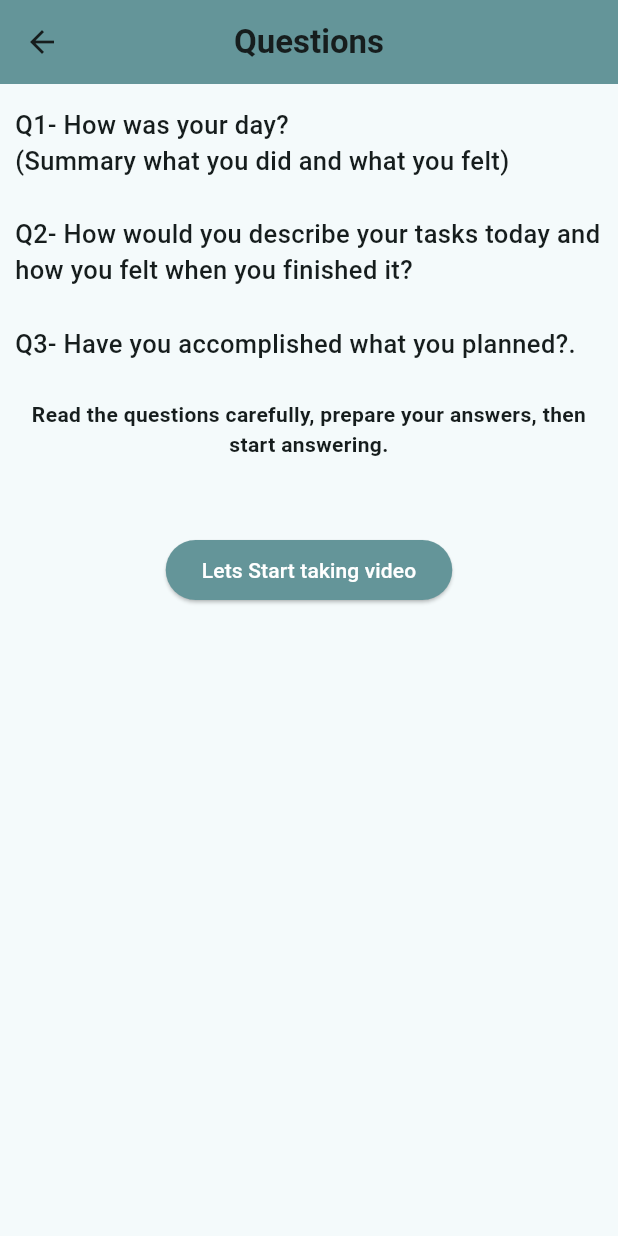
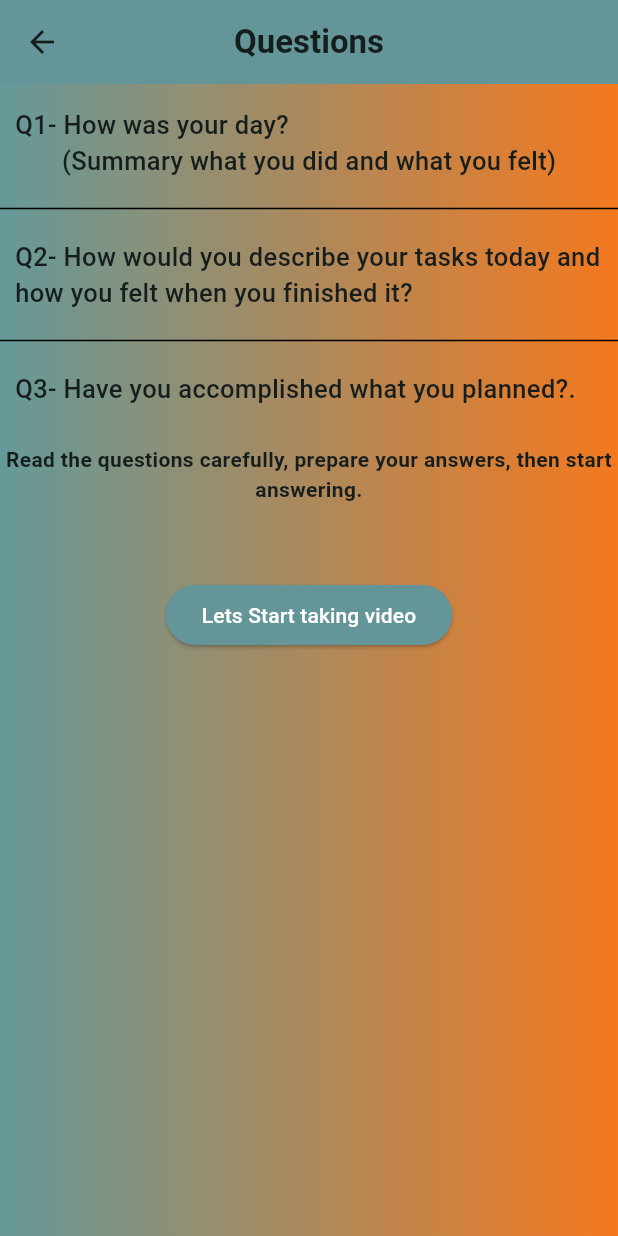
Before and after one commit to KhalidEl-MariAa/EmoWave, a Flutter app: the ChodenVideoScreen screen opened directly, on a phone screen of 412 x 824 dp. Run offline on Flutter 3.47's test engine with Material 3 defaults, Android fonts, the light colour scheme and no system bars; our stand-ins replace awesome_dialog, cached_network_image, dio, flutter_bloc, flutter_rating_bar, image_picker and 4 more; missing offline and left inert: flutter_sound, ripple_wave.

Commit message:
chosen video screen update ui

```diff
--- a/lib/chosen_video_screen/chosen_video_screen.dart
+++ b/lib/chosen_video_screen/chosen_video_screen.dart
@@ -31,7 +31,18 @@
   Widget build(BuildContext context) {
     return SafeArea(
       child: Scaffold(
-        body: CustomScrollView(
+        body: Container(
+           decoration: const BoxDecoration(
+                gradient: LinearGradient(colors: [
+
+                Color(0xff659999),
+                Color(0xfff4791f)
+                // Color.fromARGB(255, 255, 123, 66),
+                // Color.fromARGB(255, 255, 136, 84),
+                // Colors.amber
+              ])
+              ),
+          child: CustomScrollView(
             slivers: [
               SliverAppBar(
                 centerTitle: true,
@@ -49,34 +60,47 @@
                   },
                   builder: (context, state) {
                     if (state is SendVideoInitial){
-                  return Padding(
-                    padding: const EdgeInsets.symmetric(
-                      horizontal: 10.0,
-                    ),
-                    child: Column(
+                    return Column(
                       crossAxisAlignment: CrossAxisAlignment.start,
                       children: [
                         const SizedBox(
                           height: 15,
                         ),
-                        const Text('''Q1- How was your day?
-(Summary what you did and what you felt)''',
+                        const Padding(
+                          padding: EdgeInsets.symmetric(
+                        horizontal: 10.0,
+                      ),
+                          child: Text('''Q1- How was your day? ''',
                               style: TextStyle(
                                   fontWeight: FontWeight.w500, fontSize: 17)),
-                        const SizedBox(
-                          height: 25,
                         ),
-                        const Text(
+                        const Center(
+                          child: Text('(Summary what you did and what you felt)',style: TextStyle(
+                                fontWeight: FontWeight.w500, fontSize: 17))),
+                  const SizedBox(height: 12,),
+                  const Divider(thickness: 1,color: Colors.black,),
+                  const SizedBox(height: 12,),
+                        const Padding(
+                          padding: EdgeInsets.symmetric(
+                        horizontal: 10.0,
+                      ),
+                          child: Text(
                               '''Q2- How would you describe your tasks today and how you felt when you finished it?''',
                               style: TextStyle(
                                   fontWeight: FontWeight.w500, fontSize: 17)),
-                        const SizedBox(
-                          height: 25,
                         ),
-                        const Text(
+                  const SizedBox(height: 12,),
+                  const Divider(thickness: 1,color: Colors.black,),
+                  const SizedBox(height: 12,),
+                        const Padding(
+                          padding: EdgeInsets.symmetric(
+                        horizontal: 10.0,
+                      ),
+                          child: Text(
                               '''Q3- Have you accomplished what you planned?.''',
                               style: TextStyle(
                                   fontWeight: FontWeight.w500, fontSize: 17)),
+                        ),
 
                         const SizedBox(
                           height: 25,
@@ -187,7 +211,6 @@
                                 ],
                               )
                       ],
-                    ),
                     );}
                     else if(state is SendVideoSucess){
                      return Column(
@@ -295,6 +318,7 @@
                 ),
               )
             ],
+          ),
         ),
         // body: BlocConsumer<SendVideoCubit, SendVideoState>(
         //   listener: (context, state) {
```
Lines whose indentation alone changed are shown as unchanged.
